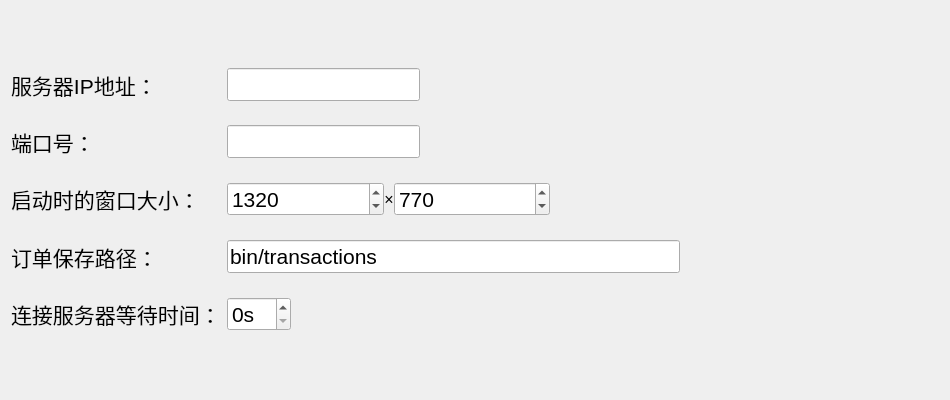
Above: WasteMetalRecoverySystem/settingDialog.ui from RipplesDance/WasteMetalRecoverySystem_C-S before the change. Below: the same form after it.
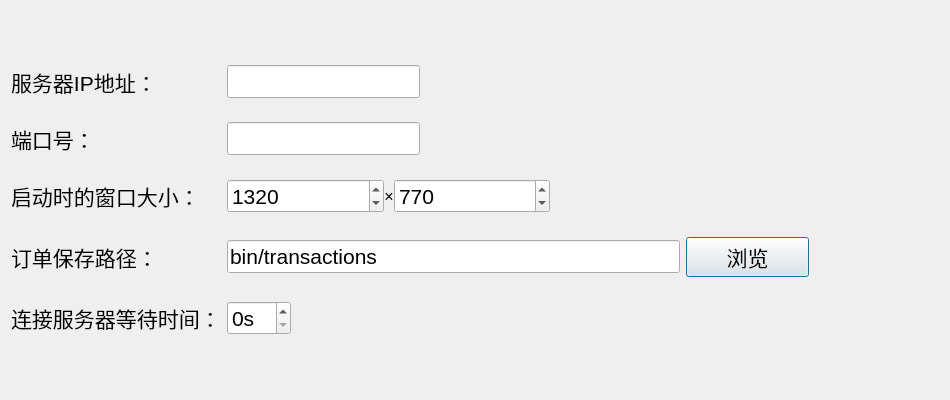
That is the form after the change.

```diff
--- a/WasteMetalRecoverySystem/settingDialog.ui
+++ b/WasteMetalRecoverySystem/settingDialog.ui
@@ -260,6 +260,18 @@
        </property>
       </widget>
      </item>
+     <item row="3" column="5">
+      <widget class="QPushButton" name="browser_btn">
+       <property name="font">
+        <font>
+         <pointsize>16</pointsize>
+        </font>
+       </property>
+       <property name="text">
+        <string>浏览</string>
+       </property>
+      </widget>
+     </item>
     </layout>
    </item>
   </layout>
```
